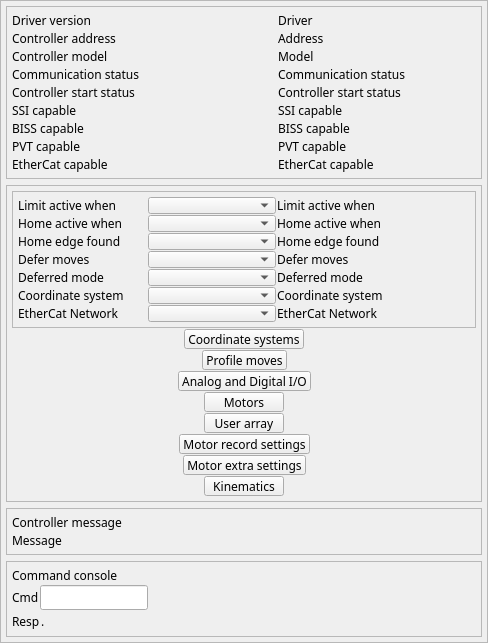
Before: the Qt Designer form GalilSup/op/ui/galil_dmc_ctrl.ui in motorapp/Galil, drawn with Qt 5.
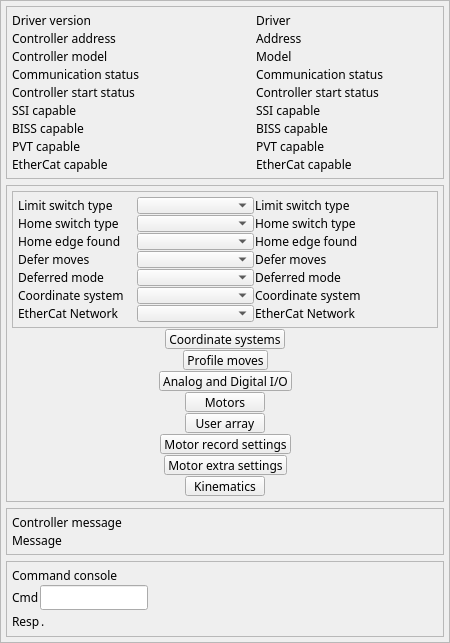
After: the same form once the commit is applied. Custom widgets are drawn as their Qt base class.

Diff of the .ui file:
```diff
--- a/GalilSup/op/ui/galil_dmc_ctrl.ui
+++ b/GalilSup/op/ui/galil_dmc_ctrl.ui
@@ -6,8 +6,8 @@
    <rect>
     <x>0</x>
     <y>0</y>
-    <width>488</width>
-    <height>613</height>
+    <width>450</width>
+    <height>630</height>
    </rect>
   </property>
   <property name="sizePolicy">
@@ -595,7 +595,7 @@
               </font>
              </property>
              <property name="text">
-              <string>Limit active when</string>
+              <string>Limit switch type</string>
              </property>
             </widget>
            </item>
@@ -653,7 +653,7 @@
                 <string>$(DMC)LIMITTYPE_STATUS</string>
                </property>
                <property name="text">
-                <string>Limit active when</string>
+                <string>Limit switch type</string>
                </property>
               </widget>
              </item>
@@ -693,7 +693,7 @@
               </font>
              </property>
              <property name="text">
-              <string>Home active when</string>
+              <string>Home switch type</string>
              </property>
             </widget>
            </item>
@@ -751,7 +751,7 @@
                 <string>$(DMC)HOMETYPE_STATUS</string>
                </property>
                <property name="text">
-                <string>Home active when</string>
+                <string>Home switch type</string>
                </property>
               </widget>
              </item>
```
Left out of the diff: 236 changed lines with no effect on the pictures.
